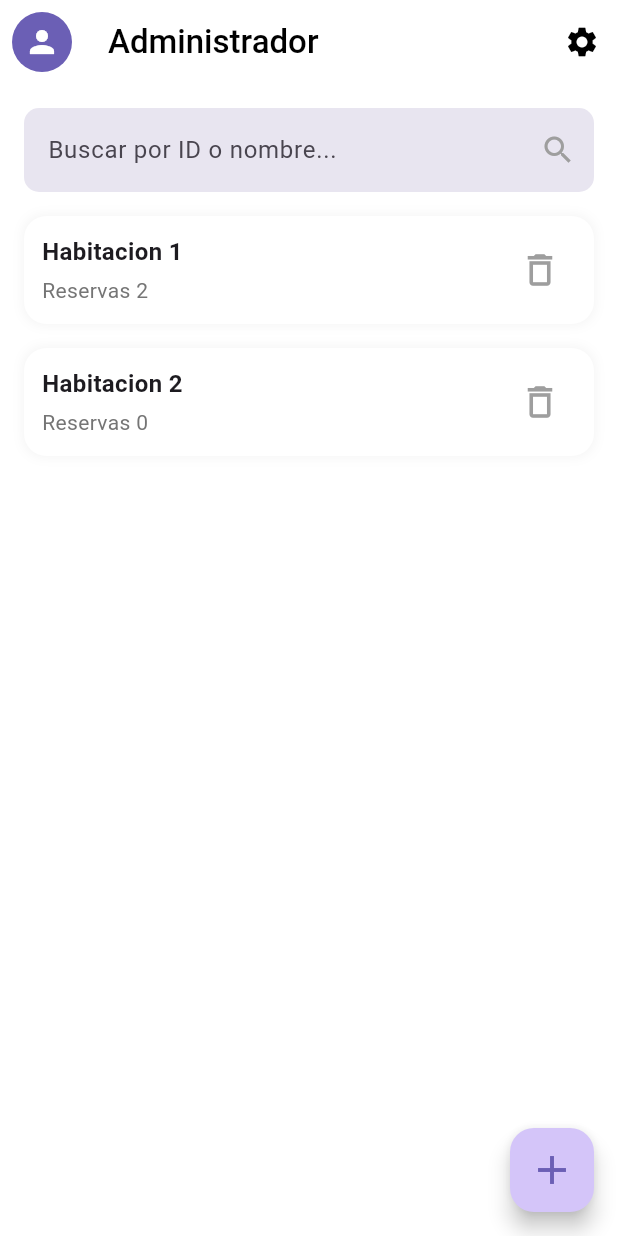
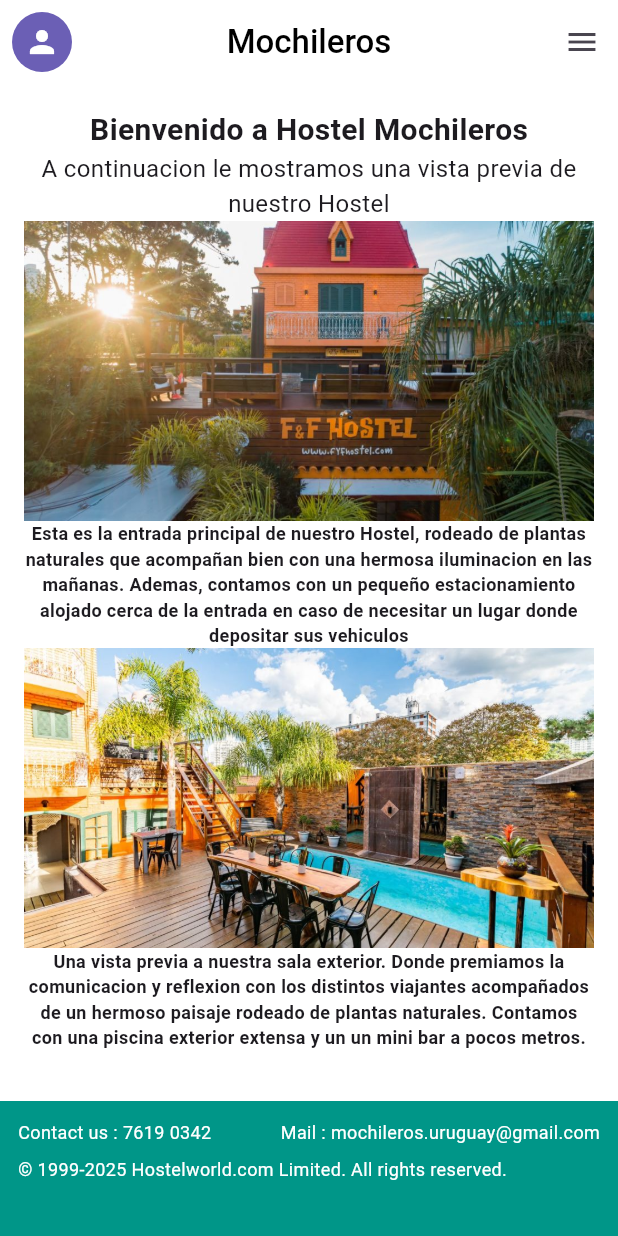
Before and after one commit to DeathEyeAlpha/Mochileros, a Flutter app: the screen it shows after launch, on a phone screen of 412 x 824 dp. Run offline on Flutter 3.47's test engine with Material 3 defaults, Android fonts, the phone set to English and light mode, and no system bars; our stand-ins replace supabase_flutter; accounts and stored records are empty.

Commit message:
Vista pagina principal y conexion con Supabase

```diff
--- a/lib/main.dart
+++ b/lib/main.dart
@@ -1,17 +1,28 @@
-// lib/main.dart
+
 import 'package:flutter/material.dart';
-// Usa el nombre de tu paquete (debería ser 'mochileros' según el error)
+import 'credentials.dart';
 import 'package:mochileros/screens/admin/admin_home_screen.dart';
+import 'package:mochileros/screens/admin/detalle_habitacion_screen.dart';
+import 'package:mochileros/screens/home.dart';
+import 'package:supabase_flutter/supabase_flutter.dart';
+Future<void> main() async {
 
-void main() {
-  runApp(const MyApp());
+  WidgetsFlutterBinding.ensureInitialized();
+
+  await Supabase.initialize(
+    url: supabaseUrl, // URL del proyecto
+    anonKey: supabaseAnonKey,  // clave pública anónima
+  );
+  runApp(MyApp());
 }
+final supabase = Supabase.instance.client;
 
 class MyApp extends StatelessWidget {
   const MyApp({Key? key}) : super(key: key);
 
   @override
   Widget build(BuildContext context) {
+
     return MaterialApp(
       title: 'Hostel Mochileros',
       theme: ThemeData(
@@ -19,7 +30,7 @@ class MyApp extends StatelessWidget {
         useMaterial3: true,
       ),
       debugShowCheckedModeBanner: false,
-      home: const AdminHomeScreen(),
+      home: Home(),
     );
   }
 }
--- /dev/null
+++ b/lib/screens/home.dart
@@ -0,0 +1,170 @@
+import 'package:flutter/material.dart';
+import 'package:supabase_flutter/supabase_flutter.dart';
+
+class Home extends StatefulWidget {
+  const Home({super.key});
+
+  @override
+  State<Home> createState() => _MyWidgetState();
+}
+
+class _MyWidgetState extends State<Home> {
+  @override
+  Widget build(BuildContext context) {
+    final user = Supabase.instance.client.auth.currentUser;
+
+    return Scaffold(
+      backgroundColor: Colors.white,
+      appBar: AppBar(
+        backgroundColor: Colors.white,
+        elevation: 0,
+        leading: Padding(
+          padding: const EdgeInsets.all(8.0),
+          child: CircleAvatar(
+            backgroundColor: const Color(0xFF6B5FB5),
+            child: const Icon(Icons.person, color: Colors.white),
+          ),
+        ),
+        title: const Text('Mochileros', style: TextStyle(color: Colors.black, fontWeight: FontWeight.w500)),
+        centerTitle: true,
+
+      ),
+
+         endDrawer: Drawer(
+        child: ListView(
+          padding: EdgeInsets.zero,
+          children: [
+            const DrawerHeader(
+              decoration: BoxDecoration(color: Colors.teal),
+              child: Center(
+                child: Text(
+                  'Menú Hostel',
+                  style: TextStyle(
+                    color: Colors.white,
+                    fontSize: 20,
+                    fontWeight: FontWeight.bold,
+                  ),
+                ),
+              ),
+            ),
+            ListTile(
+              leading: const Icon(Icons.home),
+              title: const Text('Inicio'),
+              onTap: () {
+                Navigator.pop(context); // cierra el Drawer
+              },
+            ),
+            if(user == null )...[
+            ListTile(
+              leading: const Icon(Icons.login),
+              title: const Text('Iniciar Sesion'),
+              onTap: () {
+                //Aqui va el screen para iniciar sesion
+                Navigator.pop(context);
+
+              },
+            ),
+            ListTile(
+              leading: const Icon(Icons.person_add),
+              title: const Text('Crear Cuenta'),
+              onTap: () {
+                //Aqui va el screen para crear una cuenta
+                Navigator.pop(context);
+              },
+            )
+            ]else...[
+             ListTile(
+              leading: const Icon(Icons.bed),
+              title: const Text('Habitaciones'),
+              onTap: () {
+
+                //Aqui va el screen para ver las habitaciones
+                Navigator.pop(context);
+
+              },
+            ),
+            ListTile(
+              leading: const Icon(Icons.bookmark),
+              title: const Text('Mis Reservas'),
+              onTap: () {
+                //Aqui va el screen para ver las reservas
+                Navigator.pop(context);
+
+              },
+            ),
+
+            ListTile(
+              leading: const Icon(Icons.logout),
+              title: const Text('Cerrar Sesion'),
+              onTap: () async{
+                 await Supabase.instance.client.auth.signOut();
+                Navigator.pop(context);
+              },
+            ),
+          ],
+          ],
+        ),
+      ),
+
+      body:
+        Padding(
+      padding: const EdgeInsets.all(16.0),
+      child:
+        Column(
+        crossAxisAlignment: CrossAxisAlignment.center,
+        children: [
+
+                Title(color: Colors.black, child: Text("Bienvenido a Hostel Mochileros", style: TextStyle(fontSize: 20, fontWeight: FontWeight.bold))),
+                Text('A continuacion le mostramos una vista previa de nuestro Hostel',  style: TextStyle(fontSize: 16, fontWeight:FontWeight.w400,),textAlign: TextAlign.center,),
+                Image.asset('images/VistaPrincipal.jpg', width: double.infinity, height: 200, fit: BoxFit.cover),
+                Text('Esta es la entrada principal de nuestro Hostel, rodeado de plantas naturales que acompañan bien con una hermosa iluminacion en las mañanas. Ademas, contamos con un pequeño estacionamiento alojado cerca de la entrada en caso de necesitar un lugar donde depositar sus vehiculos ', style: TextStyle(fontSize: 12, fontWeight: FontWeight.bold),textAlign: TextAlign.center,),
+                Image.asset('images/Secundaria.jpg', width: double.infinity, height: 200, fit: BoxFit.cover),
+                Text('Una vista previa a nuestra sala exterior. Donde premiamos la comunicacion y reflexion con los distintos viajantes acompañados de un hermoso paisaje rodeado de plantas naturales. Contamos con una piscina exterior extensa y un un mini bar a pocos metros.', style: TextStyle(fontSize: 12, fontWeight: FontWeight.bold),textAlign: TextAlign.center,),
+              ],
+            )
+        ),
+
+     bottomNavigationBar: SizedBox(
+      height: 90,
+       child: Container(
+           color: Colors.teal,
+           padding: const EdgeInsets.all(12),
+           child:
+       Column(
+         children: [
+           Row(
+             children: [
+               Text(
+                'Contact us : 7619 0342',
+                textAlign: TextAlign.center,
+                style: TextStyle(color: Colors.white, fontSize: 12),
+
+                   ),
+                   Spacer(),
+                   Text(
+                'Mail : mochileros.uruguay@gmail.com',
+                textAlign: TextAlign.center,
+                style: TextStyle(color: Colors.white, fontSize: 12),
+                   ),
+
+             ],
+           ),
+            SizedBox(height: 8),
+           Row(
+             children: [
+               Text(
+                '© 1999-2025 Hostelworld.com Limited. All rights reserved.',
+                textAlign: TextAlign.center,
+                style: TextStyle(color: Colors.white, fontSize: 12),
+                   ),
+             ],
+           )
+         ],
+       ),
+         ),
+     ),
+
+
+    );
+  }
+}
--- a/pubspec.yaml
+++ b/pubspec.yaml
@@ -29,5 +29,7 @@ dev_dependencies:
 
 flutter:
 
+  assets:
+    - images/
 
   uses-material-design: true
```
Also changed, not shown: images/Secundaria.jpg (added), images/VistaPrincipal.jpg (added), 1 other file.
